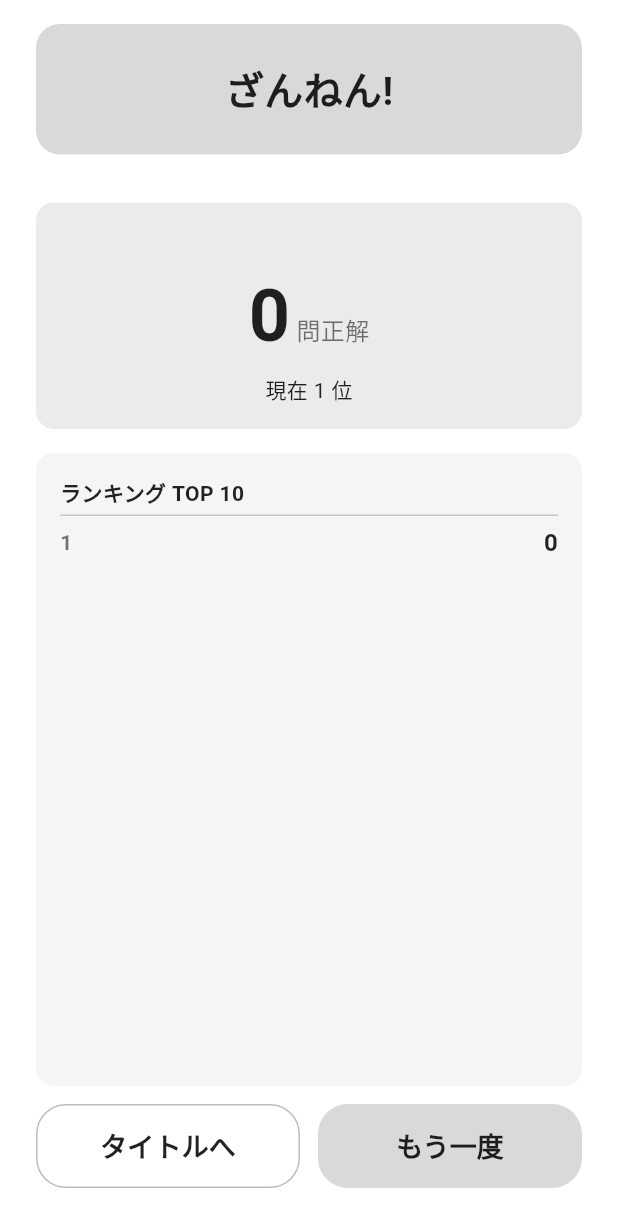
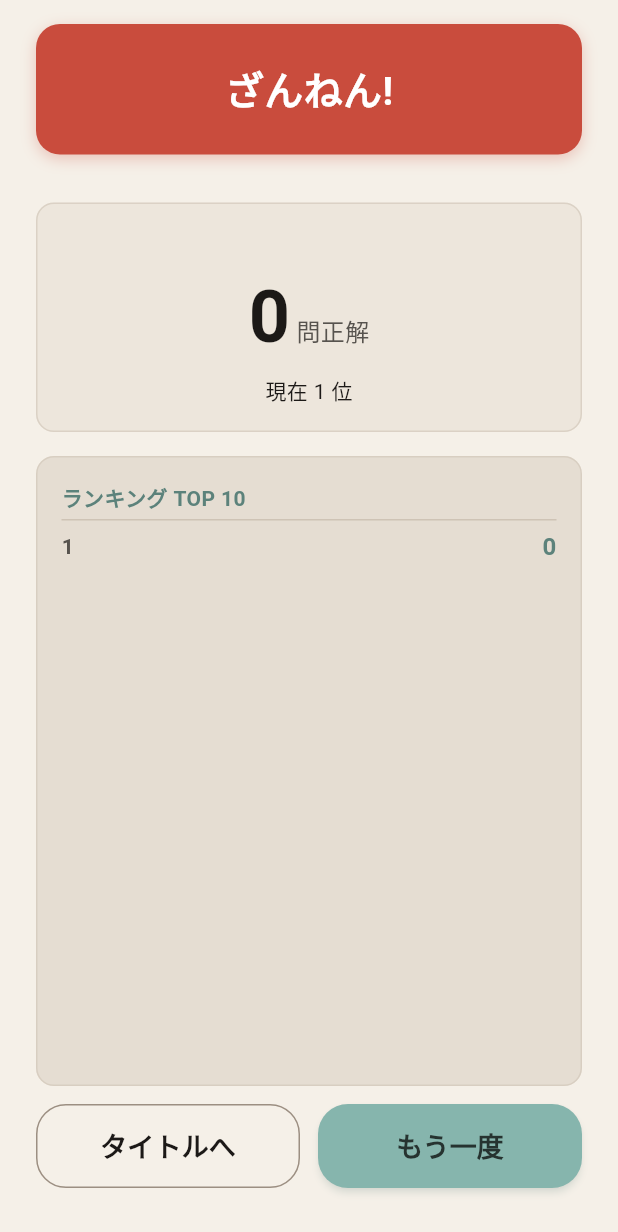
Before and after one commit to sachi-saiwai/SUSHIOR, a Flutter app: the GameOverScreen screen opened directly with empty values, on a phone screen of 412 x 824 dp. Shown: the top 1232 px of the screen. Run offline on Flutter 3.47's test engine with Material 3 defaults, Android fonts, the phone set to English and light mode, and no system bars; our stand-ins replace cloud_firestore, firebase_core, shared_preferences; accounts and stored records are empty.

Commit message:
カラーリング調整

```diff
--- a/lib/screens/game_over_screen.dart
+++ b/lib/screens/game_over_screen.dart
@@ -4,6 +4,7 @@ import '../models/kanji_question.dart';
 import '../models/score_entry.dart';
 import '../services/local_prefs.dart';
 import '../services/score_repository.dart';
+import '../theme/app_colors.dart';
 import 'game_screen.dart';
 import 'title_screen.dart';
 
@@ -78,8 +79,10 @@ class _GameOverScreenState extends State<GameOverScreen> {
   @override
   Widget build(BuildContext context) {
     final reasonText = widget.timeUp ? 'タイムアップ!' : 'ざんねん!';
+    final headerColor =
+        widget.timeUp ? AppColors.header : AppColors.sushiYes;
     return Scaffold(
-      backgroundColor: Colors.white,
+      backgroundColor: AppColors.scaffold,
       body: SafeArea(
         child: Padding(
           padding: const EdgeInsets.symmetric(horizontal: 24, vertical: 16),
@@ -88,17 +91,26 @@ class _GameOverScreenState extends State<GameOverScreen> {
             children: [
               Container(
                 decoration: BoxDecoration(
-                  color: const Color(0xFFD9D9D9),
+                  color: headerColor,
                   borderRadius: BorderRadius.circular(16),
+                  boxShadow: [
+                    BoxShadow(
+                      color: headerColor.withValues(alpha: 0.28),
+                      blurRadius: 8,
+                      offset: const Offset(0, 3),
+                    ),
+                  ],
                 ),
                 padding: const EdgeInsets.symmetric(vertical: 24),
                 child: Center(
                   child: Text(
                     reasonText,
-                    style: const TextStyle(
+                    style: TextStyle(
                       fontSize: 26,
                       fontWeight: FontWeight.bold,
-                      color: Colors.black87,
+                      color: widget.timeUp
+                          ? AppColors.onHeader
+                          : AppColors.onChoice,
                     ),
                   ),
                 ),
@@ -107,8 +119,11 @@ class _GameOverScreenState extends State<GameOverScreen> {
               if (widget.missedKanji != null)
                 Container(
                   decoration: BoxDecoration(
-                    color: const Color(0xFFF5F5F5),
+                    color: AppColors.surfaceMuted,
                     borderRadius: BorderRadius.circular(12),
+                    border: Border.all(
+                      color: AppColors.divider.withValues(alpha: 0.55),
+                    ),
                   ),
                   padding: const EdgeInsets.all(16),
                   child: Column(
@@ -118,14 +133,16 @@ class _GameOverScreenState extends State<GameOverScreen> {
                         style: const TextStyle(
                           fontSize: 36,
                           fontWeight: FontWeight.bold,
-                          color: Colors.black87,
+                          color: AppColors.textPrimary,
                         ),
                       ),
                       const SizedBox(height: 4),
                       Text(
                         '${widget.missedKanji!.reading}・${widget.missedKanji!.isSushi ? "寿司ネタでした" : "寿司じゃありませんでした"}',
                         style: const TextStyle(
-                            fontSize: 14, color: Colors.black54),
+                          fontSize: 14,
+                          color: AppColors.textSecondary,
+                        ),
                       ),
                     ],
                   ),
@@ -135,7 +152,11 @@ class _GameOverScreenState extends State<GameOverScreen> {
               const SizedBox(height: 16),
               Expanded(
                 child: _loading
-                    ? const Center(child: CircularProgressIndicator())
+                    ? const Center(
+                        child: CircularProgressIndicator(
+                          color: AppColors.tealOnSurface,
+                        ),
+                      )
                     : _buildRanking(),
               ),
               const SizedBox(height: 12),
@@ -147,8 +168,8 @@ class _GameOverScreenState extends State<GameOverScreen> {
                       child: OutlinedButton(
                         onPressed: _backToTitle,
                         style: OutlinedButton.styleFrom(
-                          foregroundColor: Colors.black87,
-                          side: const BorderSide(color: Color(0xFFBDBDBD)),
+                          foregroundColor: AppColors.textPrimary,
+                          side: const BorderSide(color: AppColors.outline),
                           shape: RoundedRectangleBorder(
                             borderRadius: BorderRadius.circular(20),
                           ),
@@ -168,9 +189,10 @@ class _GameOverScreenState extends State<GameOverScreen> {
                       child: ElevatedButton(
                         onPressed: _retry,
                         style: ElevatedButton.styleFrom(
-                          backgroundColor: const Color(0xFFD9D9D9),
-                          foregroundColor: Colors.black87,
-                          elevation: 0,
+                          backgroundColor: AppColors.primaryCta,
+                          foregroundColor: AppColors.onPrimaryCta,
+                          elevation: 2,
+                          shadowColor: AppColors.header.withValues(alpha: 0.35),
                           shape: RoundedRectangleBorder(
                             borderRadius: BorderRadius.circular(20),
                           ),
@@ -196,15 +218,21 @@ class _GameOverScreenState extends State<GameOverScreen> {
   Widget _buildScoreCard() {
     return Container(
       decoration: BoxDecoration(
-        color: const Color(0xFFEBEBEB),
+        color: AppColors.surfaceCard,
         borderRadius: BorderRadius.circular(12),
+        border: Border.all(
+          color: AppColors.divider.withValues(alpha: 0.45),
+        ),
       ),
       padding: const EdgeInsets.symmetric(vertical: 16, horizontal: 16),
       child: Column(
         children: [
           Text(
             widget.nickname,
-            style: const TextStyle(fontSize: 14, color: Colors.black54),
+            style: const TextStyle(
+              fontSize: 14,
+              color: AppColors.textSecondary,
+            ),
           ),
           const SizedBox(height: 4),
           Row(
@@ -217,13 +245,16 @@ class _GameOverScreenState extends State<GameOverScreen> {
                 style: const TextStyle(
                   fontSize: 48,
                   fontWeight: FontWeight.bold,
-                  color: Colors.black87,
+                  color: AppColors.textPrimary,
                 ),
               ),
               const SizedBox(width: 4),
               const Text(
                 '問正解',
-                style: TextStyle(fontSize: 16, color: Colors.black54),
+                style: TextStyle(
+                  fontSize: 16,
+                  color: AppColors.textSecondary,
+                ),
               ),
             ],
           ),
@@ -234,7 +265,7 @@ class _GameOverScreenState extends State<GameOverScreen> {
                 'ベストスコア更新!',
                 style: TextStyle(
                   fontSize: 14,
-                  color: Colors.deepOrange,
+                  color: AppColors.accentBest,
                   fontWeight: FontWeight.bold,
                 ),
               ),
@@ -244,8 +275,10 @@ class _GameOverScreenState extends State<GameOverScreen> {
               padding: const EdgeInsets.only(top: 4),
               child: Text(
                 '現在 $_rank 位',
-                style:
-                    const TextStyle(fontSize: 14, color: Colors.black87),
+                style: const TextStyle(
+                  fontSize: 14,
+                  color: AppColors.textPrimary,
+                ),
               ),
             ),
         ],
@@ -258,14 +291,17 @@ class _GameOverScreenState extends State<GameOverScreen> {
       return Center(
         child: Container(
           decoration: BoxDecoration(
-            color: const Color(0xFFF5F5F5),
+            color: AppColors.surfaceList,
             borderRadius: BorderRadius.circular(12),
+            border: Border.all(
+              color: AppColors.divider.withValues(alpha: 0.4),
+            ),
           ),
           padding: const EdgeInsets.all(16),
           child: const Text(
             'Firebase が設定されていないため\nランキングは表示できません',
             textAlign: TextAlign.center,
-            style: TextStyle(color: Colors.black54),
+            style: TextStyle(color: AppColors.textSecondary),
           ),
         ),
       );
@@ -273,21 +309,27 @@ class _GameOverScreenState extends State<GameOverScreen> {
     if (_topScores.isEmpty) {
       return Container(
         decoration: BoxDecoration(
-          color: const Color(0xFFF5F5F5),
+          color: AppColors.surfaceList,
           borderRadius: BorderRadius.circular(12),
+          border: Border.all(
+            color: AppColors.divider.withValues(alpha: 0.4),
+          ),
         ),
         padding: const EdgeInsets.all(16),
         alignment: Alignment.center,
         child: const Text(
           'まだランキングがありません',
-          style: TextStyle(color: Colors.black54),
+          style: TextStyle(color: AppColors.textSecondary),
         ),
       );
     }
     return Container(
       decoration: BoxDecoration(
-        color: const Color(0xFFF5F5F5),
+        color: AppColors.surfaceList,
         borderRadius: BorderRadius.circular(12),
+        border: Border.all(
+          color: AppColors.divider.withValues(alpha: 0.4),
+        ),
       ),
       padding: const EdgeInsets.symmetric(vertical: 12, horizontal: 16),
       child: Column(
@@ -297,11 +339,14 @@ class _GameOverScreenState extends State<GameOverScreen> {
             padding: EdgeInsets.symmetric(vertical: 4),
             child: Text(
               'ランキング TOP 10',
-              style:
-                  TextStyle(fontSize: 14, fontWeight: FontWeight.bold),
+              style: TextStyle(
+                fontSize: 14,
+                fontWeight: FontWeight.bold,
+                color: AppColors.tealOnSurface,
+              ),
             ),
           ),
-          const Divider(height: 1),
+          Divider(height: 1, color: AppColors.divider.withValues(alpha: 0.7)),
           Expanded(
             child: ListView.builder(
               itemCount: _topScores.length,
@@ -316,15 +361,19 @@ class _GameOverScreenState extends State<GameOverScreen> {
                         child: Text(
                           '${i + 1}',
                           style: const TextStyle(
-                              fontWeight: FontWeight.bold,
-                              color: Colors.black54),
+                            fontWeight: FontWeight.bold,
+                            color: AppColors.textSecondary,
+                          ),
                         ),
                       ),
                       Expanded(
                         child: Text(
                           e.nickname,
                           overflow: TextOverflow.ellipsis,
-                          style: const TextStyle(fontSize: 15),
+                          style: const TextStyle(
+                            fontSize: 15,
+                            color: AppColors.textPrimary,
+                          ),
                         ),
                       ),
                       Text(
@@ -332,7 +381,7 @@ class _GameOverScreenState extends State<GameOverScreen> {
                         style: const TextStyle(
                           fontSize: 16,
                           fontWeight: FontWeight.bold,
-                          color: Colors.black87,
+                          color: AppColors.tealOnSurface,
                         ),
                       ),
                     ],
--- /dev/null
+++ b/lib/theme/app_colors.dart
@@ -0,0 +1,38 @@
+import 'package:flutter/material.dart';
+
+/// アプリ全体の配色（寿司・和風トーン）。
+abstract final class AppColors {
+  static const scaffold = Color(0xFFF5F0E8);
+  /// 落ち着いたミントティール（白みのある緑寄り）。
+  static const header = Color(0xFF9BC4BC);
+  /// パステルヘッダー上の文字色。
+  static const onHeader = Color(0xFF2D3D3B);
+
+  static const surfaceMuted = Color(0xFFE8E0D4);
+  static const surfaceCard = Color(0xFFEDE6DC);
+  static const surfaceList = Color(0xFFE5DDD2);
+
+  static const kanjiPanel = Color(0xFFE6F3EF);
+  static const timerBar = Color(0xFFDDD4C8);
+
+  static const textPrimary = Color(0xFF1C1917);
+  static const textSecondary = Color(0xFF57534E);
+
+  static const sushiYes = Color(0xFFC94C3D);
+  /// くすんだ水色（白みのある青）。
+  static const sushiNo = Color(0xFF8BB4C9);
+  static const onSushiNo = Color(0xFF2A3F4D);
+  static const onChoice = Color(0xFFFFFFFF);
+
+  /// ヘッダーより少しだけ濃いソフトティール（CTA用）。
+  static const primaryCta = Color(0xFF86B5AD);
+  static const onPrimaryCta = Color(0xFF263330);
+
+  /// ベージュ系カードの上に載せるティール文字（アクセント・強調）。
+  static const tealOnSurface = Color(0xFF5C827B);
+
+  static const outline = Color(0xFF9C8F82);
+  static const divider = Color(0xFFC4B8A8);
+
+  static const accentBest = Color(0xFFB45309);
+}
```
Also changed, not shown: lib/data/kanji_data.dart (+8 -1 lines), lib/main.dart (+21 -6 lines), lib/screens/game_screen.dart (+17 -5 lines), lib/screens/nickname_screen.dart (+24 -11 lines), lib/screens/title_screen.dart (+29 -10 lines), lib/widgets/answer_button.dart (+13 -5 lines), lib/widgets/kanji_display.dart (+6 -3 lines), lib/widgets/timer_bar.dart (+18 -7 lines).
